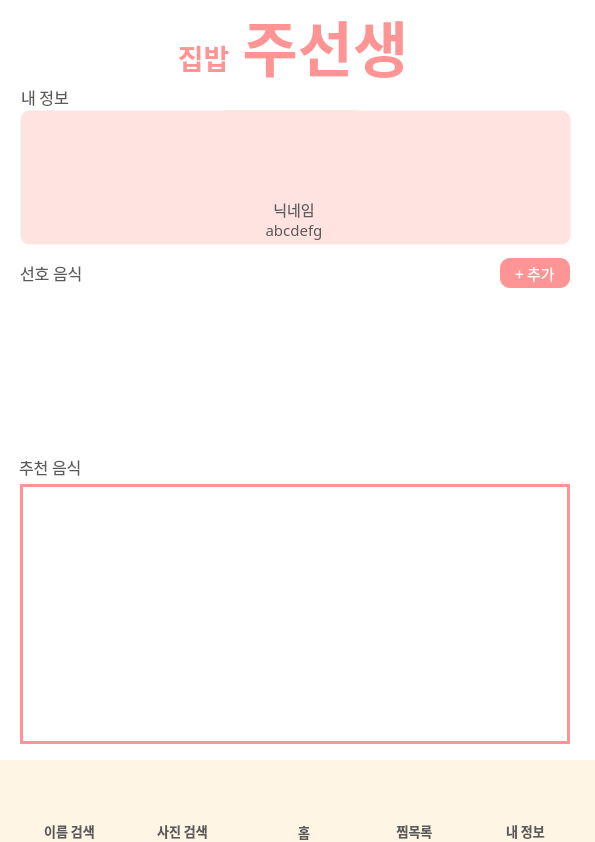
The window that UI/MainPage.ui (gimmjuu/AIHomeMadeChef) describes before a commit, drawn with Qt 5.
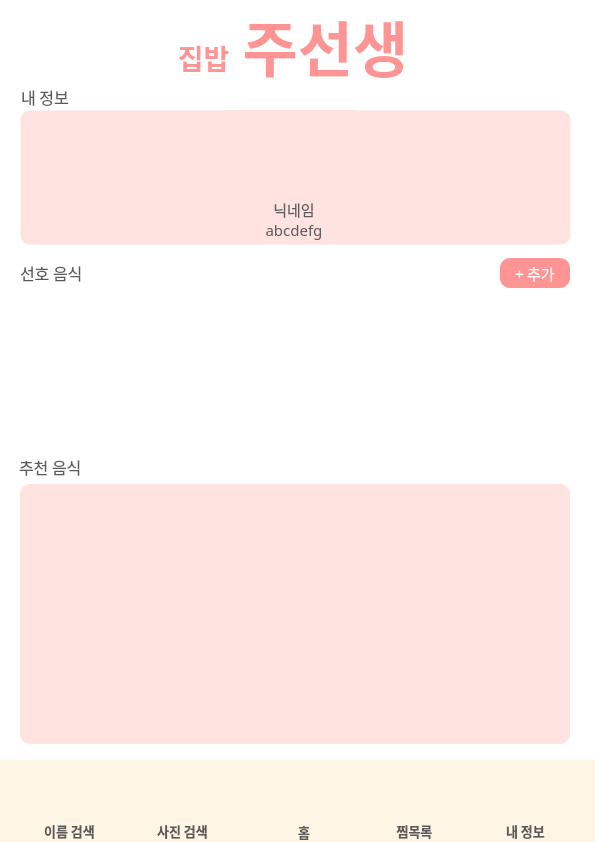
The same window after the commit. The open tabs and pages were chosen to show the change. Icons and pictures are not drawn.

The edit to the form file:
```diff
--- a/UI/MainPage.ui
+++ b/UI/MainPage.ui
@@ -1542,9 +1542,8 @@
          </size>
         </property>
         <property name="styleSheet">
-         <string notr="true">border-color: rgb(255, 148, 148);
-border-width:3px;
-border-style:solid;
+         <string notr="true">background-color: rgb(255, 227, 225);
+border-radius: 10px;
 </string>
         </property>
         <layout class="QGridLayout" name="gridLayout">
@@ -1637,7 +1636,7 @@
            <x>15</x>
            <y>105</y>
            <width>147</width>
-           <height>31</height>
+           <height>42</height>
           </rect>
          </property>
          <property name="font">
@@ -1714,7 +1713,7 @@
            <x>13</x>
            <y>103</y>
            <width>147</width>
-           <height>31</height>
+           <height>42</height>
           </rect>
          </property>
          <property name="font">
@@ -1742,7 +1741,7 @@
            <x>201</x>
            <y>103</y>
            <width>150</width>
-           <height>31</height>
+           <height>42</height>
           </rect>
          </property>
          <property name="font">
@@ -1770,7 +1769,7 @@
            <x>203</x>
            <y>105</y>
            <width>150</width>
-           <height>31</height>
+           <height>42</height>
           </rect>
          </property>
          <property name="font">
@@ -1798,7 +1797,7 @@
            <x>388</x>
            <y>103</y>
            <width>150</width>
-           <height>31</height>
+           <height>42</height>
           </rect>
          </property>
          <property name="font">
@@ -1826,7 +1825,7 @@
            <x>390</x>
            <y>105</y>
            <width>150</width>
-           <height>31</height>
+           <height>42</height>
           </rect>
          </property>
          <property name="font">
```
Left out of the diff: 115 changed lines with no effect on the pictures.
